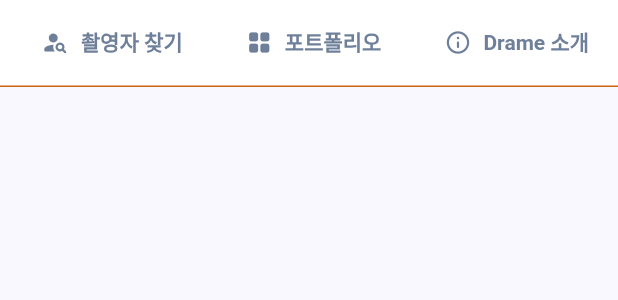
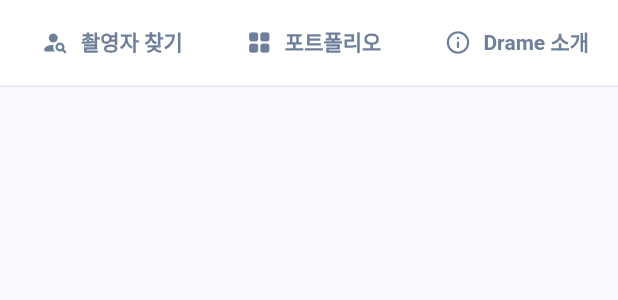
Before and after one commit to FLIP-DRAME/client, a Flutter app: the _SecondaryNavigation widget shown alone on an empty page, opened directly with empty values, on a phone screen of 412 x 824 dp. Shown: the top 300 px of the screen. Run offline on Flutter 3.47's test engine with Material 3 defaults, Android fonts, the phone set to English and light mode, and no system bars; our stand-ins replace go_router, web; missing offline and left inert: dart:js_interop; network calls fail; Roboto replaces fonts that are missing (Pretendard).

Commit message:
refactor: remove unused comments and improve code clarity in main_page.dart

```diff
--- a/lib/feat/main/ui/pages/main_page.dart
+++ b/lib/feat/main/ui/pages/main_page.dart
@@ -17,8 +17,6 @@ import 'dart:async'; // Completer
 part '../component/main_component.dart';
 part '../component/operator_mypage_component.dart';
 
-// 홈 화면 전용 텍스트 스타일 모음입니다.
-// 공통 스타일은 common/drame_text_styles.dart에 있고, 여기서는 홈에서만 쓰는 크기와 색을 덮어씁니다.
 class HomeText {
   static const TextStyle logo = TextStyle(
     fontFamily: DrameTextStyles.fontFamily,
@@ -67,7 +65,6 @@ const _soft = Color(0xFFF3F6FA);
 const _line = Color(0xFFE4EAF2);
 const _mint = Color(0xFF22C58B);
 
-// 운용자 등록 과정에서 입력하는 드론 1대의 임시 폼 상태입니다.
 class PilotDroneForm {
   PilotDroneForm({
     this.maker = 'DJI',
@@ -87,7 +84,6 @@ class PilotDroneForm {
   bool photoUploaded;
 }
 
-// 운용자 온보딩 전체 입력값을 담는 화면 상태입니다.
 class PilotOnboardingData {
   String licenseType = '초경량비행장치 조종자';
   String licenseNumber = '';
@@ -107,7 +103,6 @@ class PilotOnboardingData {
   bool submitted = false;
 }
 
-// 운용자 마이페이지 피드에 올리는 게시글 화면 모델입니다.
 class OperatorFeedPost {
   OperatorFeedPost({
     required this.id,
@@ -122,7 +117,6 @@ class OperatorFeedPost {
   final List<int>? imageBytes; // 웹: Uint8List, 실제 앱에선 File 경로로 교체 가능
 }
 
-// 운용자가 받은 작업 요청을 화면에 보여주기 위한 샘플 모델입니다.
 class PilotWorkRequest {
   const PilotWorkRequest({
     required this.id,
@@ -644,8 +638,6 @@ class DrameStore extends ChangeNotifier {
   }
 }
 
-// '/' 라우트에서 처음 보이는 홈 페이지입니다.
-// 이용자 모드와 운용자 모드를 같은 화면 안에서 상태에 따라 바꿔 보여줍니다.
 class DrameHomePage extends StatefulWidget {
   const DrameHomePage({super.key});
 
@@ -654,20 +646,17 @@ class DrameHomePage extends StatefulWidget {
 }
 
 class _DrameHomePageState extends State<DrameHomePage> {
-  // 상단 보조 내비게이션에서 특정 섹션으로 스크롤하기 위한 위치 키입니다.
   final GlobalKey _categorySectionKey = GlobalKey();
   final GlobalKey _portfolioSectionKey = GlobalKey();
 
   @override
   void initState() {
     super.initState();
-    // 첫 프레임이 그려진 뒤 mock API 데이터를 불러와 카드 목록을 채웁니다.
     WidgetsBinding.instance.addPostFrameCallback((_) {
       context.read<DrameStore>().load(initial: true);
     });
   }
 
-  // 내비게이션 탭을 누르면 연결된 섹션이 화면 상단 근처로 오도록 이동합니다.
   void _scrollToSection(GlobalKey key) {
     final context = key.currentContext;
     if (context == null) {
@@ -684,7 +673,6 @@ class _DrameHomePageState extends State<DrameHomePage> {
   @override
   Widget build(BuildContext context) {
     return Scaffold(
-      // 홈 전체의 기본 배경색입니다. 각 섹션은 필요하면 자체 배경색을 다시 지정합니다.
       backgroundColor: const Color(0xFFF1F5FA),
       body: SafeArea(
         child: Consumer<DrameStore>(
@@ -695,7 +683,6 @@ class _DrameHomePageState extends State<DrameHomePage> {
 
             return CustomScrollView(
               slivers: <Widget>[
-                // 최상단 로고, 모드 전환, 로그인/등록 버튼 영역입니다.
                 SliverToBoxAdapter(
                   child: DrameTopNavigation(
                     isPilotMode: store.isPilotMode,
@@ -708,7 +695,6 @@ class _DrameHomePageState extends State<DrameHomePage> {
                     onLogoTap: () => context.go('/'),
                   ),
                 ),
-                // 홈 내부 주요 섹션으로 이동하는 두 번째 내비게이션입니다.
                 SliverToBoxAdapter(
                   child: DrameSecondaryNavigation(
                     isPilotMode: store.isPilotMode,
@@ -724,7 +710,6 @@ class _DrameHomePageState extends State<DrameHomePage> {
                   ),
                 ),
                 if (store.isPilotMode) ...<Widget>[
-                  // 운용자 모드에서는 로그인, 온보딩, 대시보드, 랜딩 중 현재 상태에 맞는 화면 하나를 보여줍니다.
                   SliverToBoxAdapter(
                     child:
                         store.isPilotAuthOpen
@@ -738,7 +723,6 @@ class _DrameHomePageState extends State<DrameHomePage> {
                   const SliverToBoxAdapter(child: _FooterSection()),
                   const SliverToBoxAdapter(child: SizedBox(height: 72)),
                 ] else ...<Widget>[
-                  // 이용자 모드의 첫 화면입니다. 히어로, 카테고리, 지역, 운용자 목록, 피드, 포트폴리오 순서로 내려갑니다.
                   const SliverToBoxAdapter(child: _LandingHeroSection()),
                   SliverToBoxAdapter(
                     child: KeyedSubtree(
@@ -747,7 +731,6 @@ class _DrameHomePageState extends State<DrameHomePage> {
                     ),
                   ),
                   if (store.selectedCategory != null) ...<Widget>[
-                    // 카테고리를 선택한 뒤에만 지역 선택과 운용자 목록을 노출합니다.
                     SliverToBoxAdapter(
                       child: _AreaSelectionSection(store: store),
                     ),
@@ -953,9 +936,7 @@ class _SecondaryNavigation extends StatelessWidget {
       height: compact ? 58 : 54,
       decoration: const BoxDecoration(
         color: Colors.white,
-        border: Border(
-          bottom: BorderSide(color: Color.fromARGB(255, 204, 99, 14)),
-        ),
+        border: Border(bottom: BorderSide(color: _line)),
       ),
       child: Center(
         child: ConstrainedBox(
@@ -1014,8 +995,6 @@ class _SubNavTab extends StatelessWidget {
   }
 }
 
-// 홈페이지 최상단의 짙은 배경 히어로 영역입니다.
-// 서비스의 핵심 문구와 검증 완료 배지를 보여줍니다.
 class _LandingHeroSection extends StatelessWidget {
   const _LandingHeroSection();
 
@@ -1028,7 +1007,7 @@ class _LandingHeroSection extends StatelessWidget {
           color: _navy,
           boxShadow: <BoxShadow>[
             BoxShadow(
-              color: Color.fromARGB(51, 5, 227, 23),
+              color: Color(0x331F3F68),
               blurRadius: 32,
               offset: Offset(0, 18),
             ),
@@ -1061,7 +1040,6 @@ class _LandingHeroSection extends StatelessWidget {
   }
 }
 
-// 히어로 문구 위에 표시되는 작은 신뢰 배지입니다.
 class _HeroStatusBadge extends StatelessWidget {
   const _HeroStatusBadge();
 
@@ -1096,8 +1074,6 @@ class _HeroStatusBadge extends StatelessWidget {
 }
 
 // ignore: unused_element
-// 지도 기반 매칭 섹션입니다.
-// 현재 홈 흐름에서는 사용하지 않지만, 지역 필터와 지도 패널을 함께 보여줄 때 쓰도록 남겨져 있습니다.
 class _MapSection extends StatelessWidget {
   const _MapSection({required this.store});
 
```
